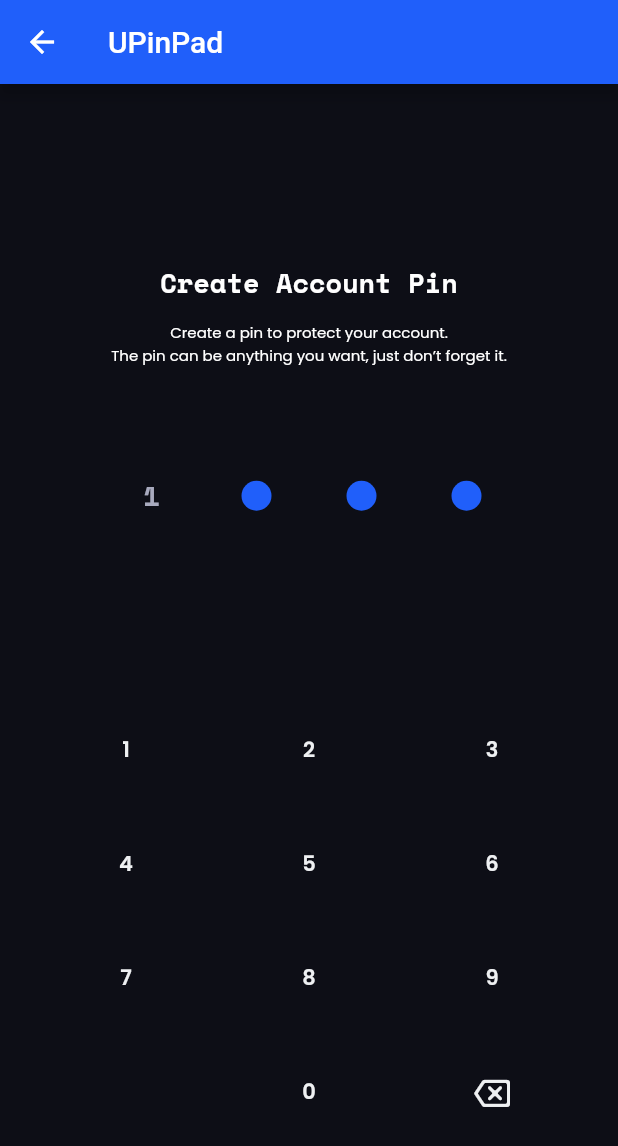
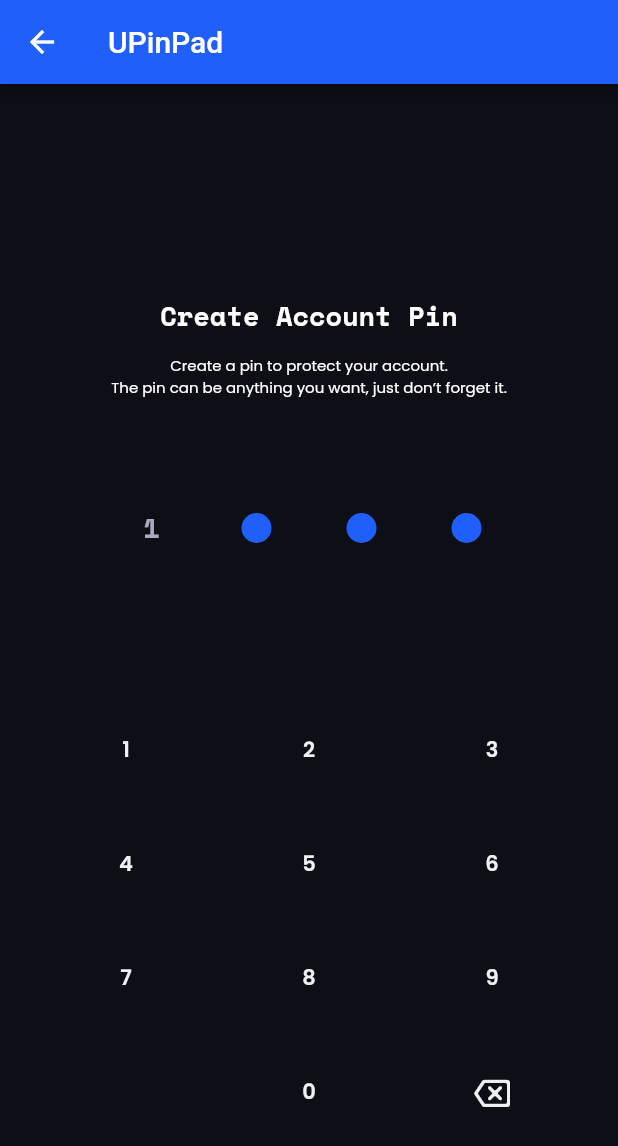
Before and after one commit to Satellite-im/Uplink-Mobile, a Flutter app: the UPinPadPage screen opened by its route, after a tap on an icon or button, on a phone screen of 412 x 824 dp. Shown: the top 1146 px of the screen. Run offline on Flutter 3.47's test engine with Material 2 defaults, Android fonts, the phone set to English and light mode, and no system bars; our stand-ins replace bloc, flutter_bloc, shared_preferences; accounts and stored records are empty; generated files the repository leaves out were written again.

Commit message:
feat(UPin):add UPin widget -FA-27

```diff
--- a/packages/ui_library/lib/widgets/u_pin_pad/u_pin_pad.dart
+++ b/packages/ui_library/lib/widgets/u_pin/models/u_pin_pad.dart
@@ -5,7 +5,7 @@ typedef KeyboardTapCallback = void Function(String text);
 
 class UPinPad extends StatefulWidget {
   /// Action to trigger when right button is pressed
-  final Function()? rightButtonFn;
+  final Function() rightButtonFn;
 
   /// Callback when an item is pressed
   final KeyboardTapCallback onKeyboardTap;
@@ -13,7 +13,7 @@ class UPinPad extends StatefulWidget {
   const UPinPad({
     Key? key,
     required this.onKeyboardTap,
-    this.rightButtonFn,
+    required this.rightButtonFn,
   }) : super(key: key);
 
   @override
--- a/packages/ui_showroom/lib/ui_pages/src/u_pin_row.dart
+++ b/packages/ui_library/lib/widgets/u_pin/models/u_pin_row.dart
@@ -68,7 +68,7 @@ class UPinRowState extends State<UPinRow> with SingleTickerProviderStateMixin {
         }
       });
 
-    _wiggleAnimation = Tween<double>(begin: 0.0, end: 20.0).animate(
+    _wiggleAnimation = Tween<double>(begin: 0.0, end: 10.0).animate(
         CurvedAnimation(
             parent: _wrongPinAnimationController, curve: Curves.elasticIn));
   }
--- /dev/null
+++ b/packages/ui_library/lib/widgets/u_pin/u_pin.dart
@@ -0,0 +1,34 @@
+import 'package:flutter/material.dart';
+import 'models/u_pin_pad.dart';
+import 'models/u_pin_row.dart';
+
+GlobalKey<UPinRowState> uPinRowStateKey = GlobalKey();
+
+class UPin extends StatelessWidget {
+  const UPin({Key? key, required this.pinLength, required this.onCompleted})
+      : super(key: key);
+  final int pinLength;
+  final Function(String pin) onCompleted;
+  @override
+  Widget build(BuildContext context) {
+    return Column(
+      children: [
+        UPinRow(
+            key: uPinRowStateKey,
+            pinLength: pinLength,
+            onCompleted: onCompleted),
+        const SizedBox(height: 70),
+        UPinPad(
+          onKeyboardTap: _onKeyboardTap,
+          rightButtonFn: () {
+            uPinRowStateKey.currentState?.delete();
+          },
+        ),
+      ],
+    );
+  }
+
+  void _onKeyboardTap(String value) {
+    uPinRowStateKey.currentState?.addPin(value);
+  }
+}
--- /dev/null
+++ b/packages/ui_library/lib/widgets/u_pin/u_pin_export.dart
@@ -0,0 +1,3 @@
+export 'u_pin.dart';
+export 'models/u_pin_pad.dart';
+export 'models/u_pin_row.dart';
--- a/packages/ui_library/lib/widgets/widgets_export.dart
+++ b/packages/ui_library/lib/widgets/widgets_export.dart
@@ -4,4 +4,4 @@ export 'u_user_profile/user_profile_export.dart';
 export 'u_avatars_profile/avatar_profile_export.dart';
 export 'buttons/buttons_export.dart';
 export 'u_chatbar/u_chatbar.dart';
-export 'u_pin_pad/u_pin_pad.dart';
+export 'u_pin/u_pin_export.dart';
--- a/packages/ui_showroom/lib/ui_pages/src/u_pin_pad_page.dart
+++ b/packages/ui_showroom/lib/ui_pages/src/u_pin_pad_page.dart
@@ -1,9 +1,5 @@
 import 'package:flutter/material.dart';
 import 'package:ui_library/ui_library_export.dart';
-
-import 'u_pin_row.dart';
-
-GlobalKey<UPinRowState> _uPinRowStateKey = GlobalKey();
 
 class UPinPadPage extends StatefulWidget {
   const UPinPadPage({Key? key}) : super(key: key);
@@ -21,7 +17,7 @@ class _UPinPadPageState extends State<UPinPadPage> {
         title: Text(UPinPadPage.routeName.substring(1)),
       ),
       body: Padding(
-        padding: const EdgeInsets.symmetric(horizontal: 16, vertical: 28),
+        padding: const EdgeInsets.fromLTRB(16, 0, 16, 28),
         child: Column(
           children: <Widget>[
             Expanded(child: Container()),
@@ -37,13 +33,12 @@ class _UPinPadPageState extends State<UPinPadPage> {
             ),
             const SizedBox(height: 12),
             const UText(
-              'Create a pin to protect your account.\nThe pin can be anything you want, just don\’t forget it.',
+              'Create a pin to protect your account.\nThe pin can be anything you want, just don’t forget it.',
               textStyle: UTextStyle.B1_body,
               textAlign: TextAlign.center,
             ),
             const SizedBox(height: 56),
-            UPinRow(
-              key: _uPinRowStateKey,
+            UPin(
               pinLength: 4,
               onCompleted: (pin) {
                 if (pin == '1234') {
@@ -56,24 +51,13 @@ class _UPinPadPageState extends State<UPinPadPage> {
                         );
                       });
                 } else {
-                  _uPinRowStateKey.currentState?.notifyWrongPin();
+                  uPinRowStateKey.currentState?.notifyWrongPin();
                 }
               },
-            ),
-            Expanded(child: Container()),
-            UPinPad(
-              onKeyboardTap: _onKeyboardTap,
-              rightButtonFn: () {
-                _uPinRowStateKey.currentState?.delete();
-              },
-            ),
+            )
           ],
         ),
       ),
     );
   }
-
-  void _onKeyboardTap(String value) {
-    _uPinRowStateKey.currentState?.addPin(value);
-  }
 }
```
